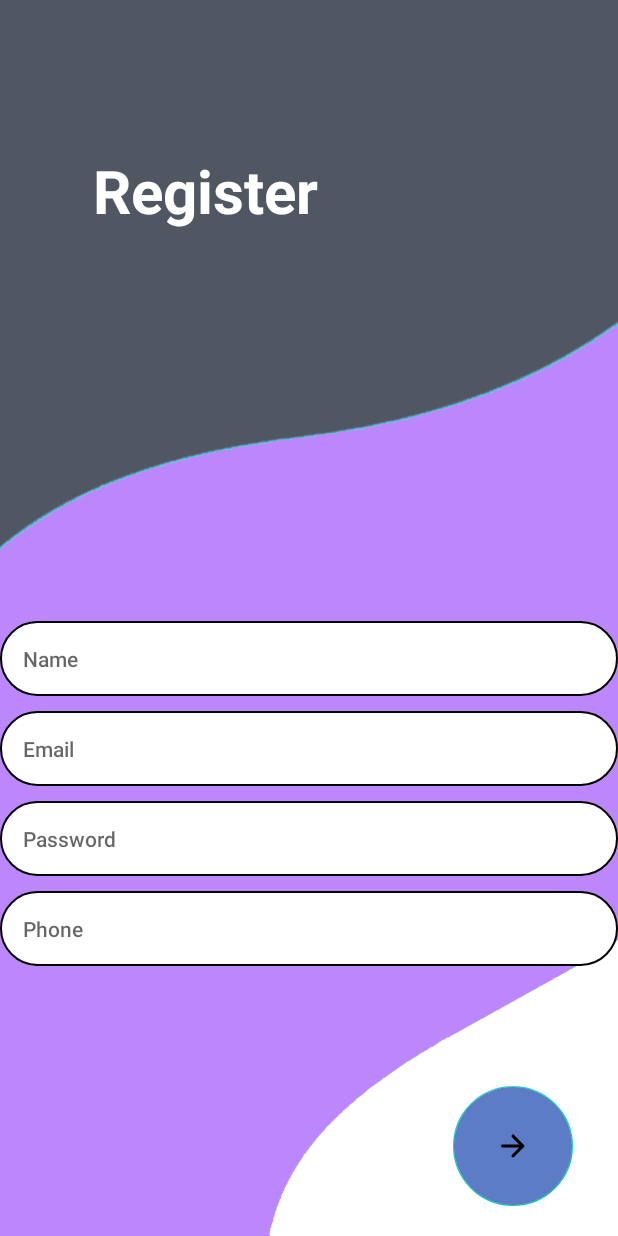
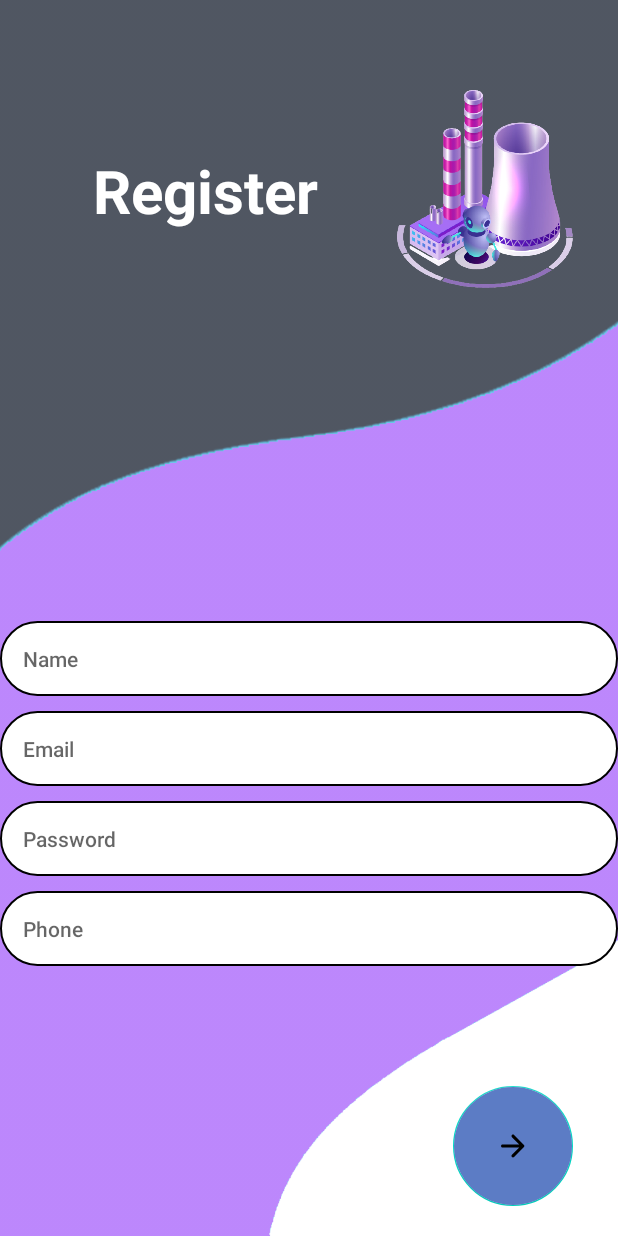
Before and after one commit to Nader-zgh/SStation, an Android app: the RegisterActivity screen opened directly, with no data from a screen before it, on a phone screen of 412 x 824 dp. Run offline under Robolectric (Android 15) with nearby library versions, the phone set to English and light mode, and no system bars.

Commit message:
some modifications

```diff
--- a/app/src/main/AndroidManifest.xml
+++ b/app/src/main/AndroidManifest.xml
@@ -4,9 +4,9 @@
 
     <application
         android:allowBackup="true"
-        android:icon="@mipmap/ic_launcher"
+        android:icon="@drawable/s1"
         android:label="@string/app_name"
-        android:roundIcon="@mipmap/ic_launcher_round"
+        android:roundIcon="@drawable/s1"
         android:supportsRtl="true"
         android:theme="@style/Theme.SStation">
         <activity android:name=".ListActivity"></activity>
--- a/app/src/main/java/com/example/sstation/StationsActivity.java
+++ b/app/src/main/java/com/example/sstation/StationsActivity.java
@@ -35,7 +35,7 @@ ProgressBar progress_bar,progress_bar2;
 
 
 
-            progress_bar.setMax(100);
+            progress_bar.setMax(50);
             progress_bar.setMin(10);
             progress_bar.setProgress(Integer.valueOf(Temp));
             temp.setText(Temp+"°C");
--- a/app/src/main/res/layout/activity_list.xml
+++ b/app/src/main/res/layout/activity_list.xml
@@ -12,7 +12,7 @@
         android:layout_height="match_parent"
         android:scaleType="centerCrop"
         android:src="@drawable/copie"
-        android:layout_marginBottom="308dp"/>
+        android:layout_marginBottom="280dp"/>
 
     <TextView
         android:layout_width="wrap_content"
--- a/app/src/main/res/layout/activity_register.xml
+++ b/app/src/main/res/layout/activity_register.xml
@@ -11,6 +11,15 @@
         android:layout_height="match_parent"
         android:scaleType="centerCrop"
         android:src="@drawable/background_image_one_signup" />
+
+    <ImageView
+        android:layout_width="177dp"
+        android:layout_height="132dp"
+        android:layout_marginTop="60dp"
+        android:src="@drawable/ss1"
+        app:layout_constraintEnd_toEndOf="parent"
+        app:layout_constraintStart_toEndOf="@+id/textView2"
+        app:layout_constraintTop_toTopOf="parent" />
 
     <TextView
         android:layout_width="wrap_content"
```
Also changed, not shown: app/src/main/res/layout/activity_main.xml (+4 -4 lines).
